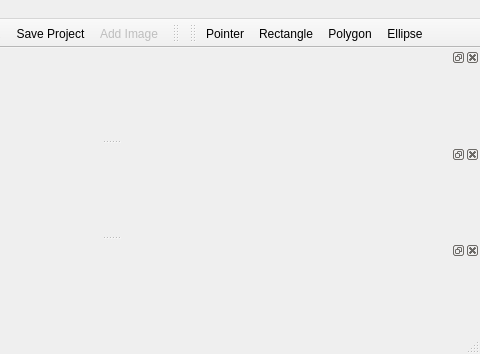
Before: the Qt Designer form AnnoTool/src/uiStuff/forms/annotoolmainwindow.ui in basileios-anastasatos/AnnoTool, drawn with Qt 5; both pictures show x 259 to 739 and y 0 to 354 of the 739 by 354 pixel window.
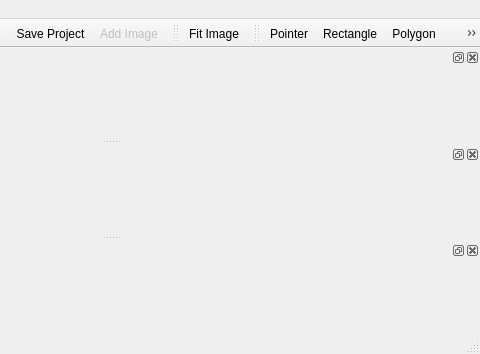
After: the same form once the commit is applied. Icons and pictures are not drawn. Custom widgets are drawn as their Qt base class.

Commit message: latest update including save and image fit feature

What changed in the file:
```diff
--- a/AnnoTool/src/uiStuff/forms/annotoolmainwindow.ui
+++ b/AnnoTool/src/uiStuff/forms/annotoolmainwindow.ui
@@ -120,6 +120,7 @@
    <attribute name="toolBarBreak">
     <bool>false</bool>
    </attribute>
+   <addaction name="actionFitImage" />
   </widget>
   <widget class="QToolBar" name="tbTools">
    <property name="windowTitle">
@@ -269,6 +270,11 @@
     <string>Image &amp;Loader</string>
    </property>
   </action>
+  <action name="actionFitImage">
+   <property name="text">
+    <string>Fit Image</string>
+   </property>
+  </action>
  </widget>
  <customwidgets>
   <customwidget>
```
Left out of the diff: 12 changed lines with no effect on the pictures. The commit also changes 38 other files.
